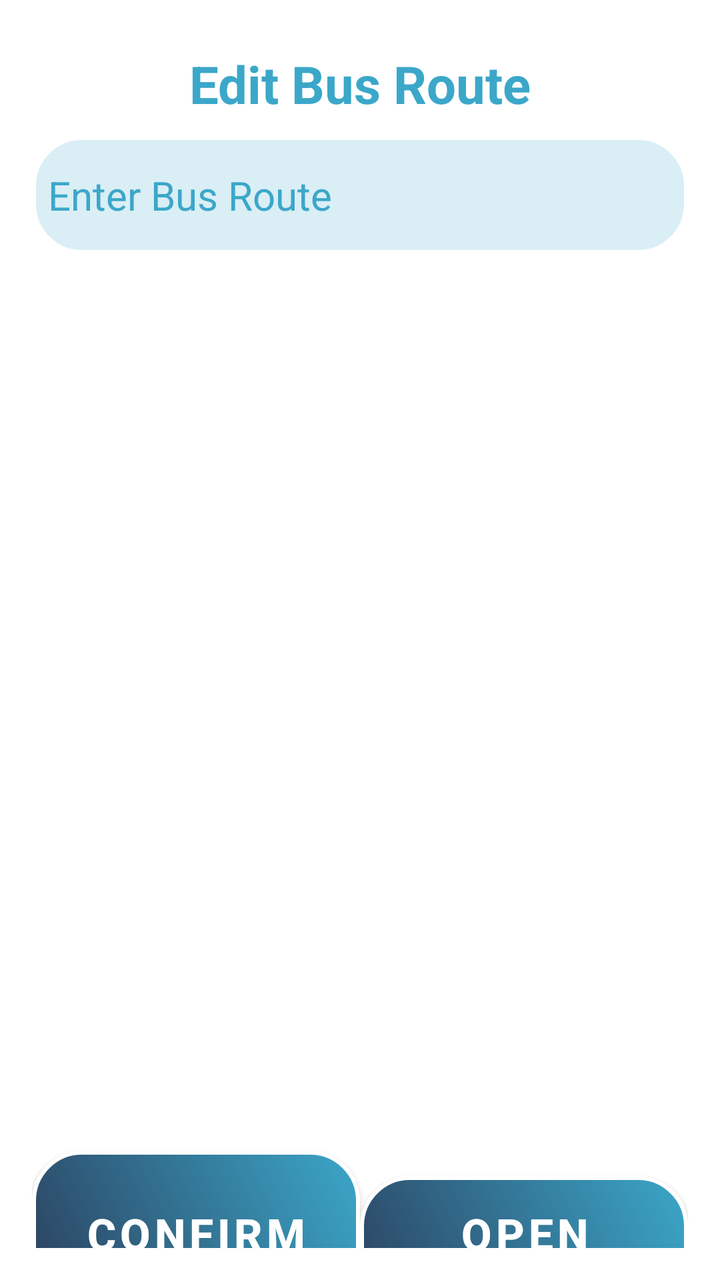
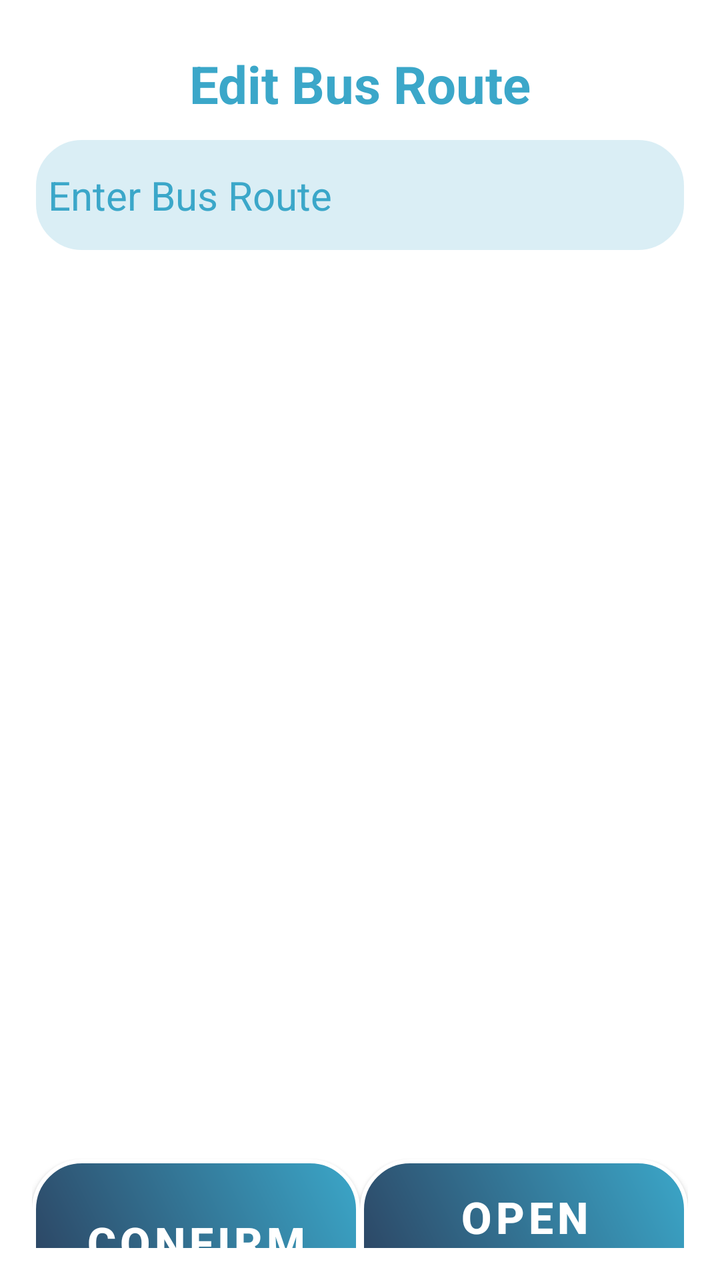

An Android layout rendered at two revisions. The XML below is the earlier revision; the diff shows what the commit changed to produce the second picture.
<!-- AndroidManifest.xml: application theme Theme.VISTA -->
<!-- res/layout/activity_edit_route.xml -->
<LinearLayout
    xmlns:android="http://schemas.android.com/apk/res/android"
    xmlns:tools="http://schemas.android.com/tools"
    xmlns:app="http://schemas.android.com/apk/res-auto"
    android:id="@+id/main"
    android:layout_width="match_parent"
    android:layout_height="match_parent"
    android:orientation="vertical"
    android:padding="16sp"
    tools:context=".FindBusEditMenuFunction.EditRouteActivity"
    android:background="@color/white">

    <TextView
        android:layout_width="match_parent"
        android:layout_height="52dp"
        android:gravity="center"
        android:text="@string/EditRouteActivity_title"
        android:textColor="#3BA7C9"
        android:textSize="26sp"
        android:textStyle="bold" />

    <EditText
        android:id="@+id/etBusRoute"
        android:layout_width="match_parent"
        android:layout_height="59dp"
        android:layout_marginBottom="10dp"
        android:background="@drawable/edittext_background"
        android:hint="@string/EditRouteActivity_input"
        android:textSize="20sp"
        android:textColor="#3BA7C9"
        android:textColorHint="#3BA7C9"/>

    <TextView
        android:layout_width="match_parent"
        android:layout_height="418dp"
        android:gravity="center"
        android:text=""
        android:textColor="#3BA7C9"
        android:textSize="26sp"
        android:textStyle="bold"
        />

    
    <LinearLayout
        android:layout_width="match_parent"
        android:layout_height="100dp"
        android:layout_marginTop="16dp"
        android:gravity="bottom"
        android:orientation="horizontal"
        android:weightSum="2">

        

        

        <com.google.android.material.button.MaterialButton
            android:id="@+id/btnEditRouteActivityConfirm"
            style="@style/SemiTransparentRoundedButton"
            android:layout_width="0dp"
            android:layout_height="83dp"
            android:layout_weight="1"
            android:text="@string/btn_Confirm"
            android:textSize="22sp"
            android:textStyle="bold"
            android:background="@drawable/btn_photo_gradient"
            app:backgroundTint="@null"
            app:backgroundTintMode="src_over"
            app:cornerRadius="0dp"
            app:strokeColor="@null"
            app:strokeWidth="0dp"/>

        <com.google.android.material.button.MaterialButton
            android:id="@+id/btnEditRouteActivityNext"
            style="@style/SemiTransparentRoundedButton"
            android:layout_width="0dp"
            android:layout_height="83dp"
            android:layout_weight="1"
            android:text="@string/EditRoute_openKeyboard"
            android:textSize="22sp"
            android:textStyle="bold"
            android:background="@drawable/btn_photo_gradient"
            app:backgroundTint="@null"
            app:backgroundTintMode="src_over"
            app:cornerRadius="0dp"
            app:strokeColor="@null"
            app:strokeWidth="0dp"/>
    </LinearLayout>
</LinearLayout>
<!-- resources referenced by this layout -->
<resources>
  <color name="white">#FFFFFF</color>
  <!-- drawable btn_photo_gradient (drawable) -->
  <?xml version="1.0" encoding="utf-8"?>
  <shape xmlns:android="http://schemas.android.com/apk/res/android"
      android:shape="rectangle">
  
      
      <gradient
          android:startColor="#2B3E5C"
          android:endColor="#3BA7C9"
          android:angle="45"
      />
  
      
      <corners android:radius="24dp" />
  
      
      <stroke
          android:width="2dp"
          android:color="#FFFFFF" />
  
  </shape>
  <!-- drawable edittext_background (drawable) -->
  <?xml version="1.0" encoding="utf-8"?>
  <shape xmlns:android="http://schemas.android.com/apk/res/android" android:shape="rectangle">
  
      
      <stroke
          android:width="2dp"
          android:color="#FFFFFF" />
  
      <corners android:radius="24dp" />
  
      <padding
          android:left="8dp"
          android:top="8dp"
          android:right="8dp"
          android:bottom="8dp" />
  
      <solid android:color="#303BA7C9" />
  
  </shape>
  <string name="EditRouteActivity_input">Enter Bus Route</string>
  <string name="EditRouteActivity_title">Edit Bus Route</string>
  <string name="EditRoute_openKeyboard">Open Keyboard</string>
  <string name="btn_Confirm">Confirm</string>
  <style name="SemiTransparentRoundedButton" parent="Widget.MaterialComponents.Button">
          <item name="android:textColor">#FFFFFF</item>
          <item name="background">@drawable/button_selector</item> 
          <item name="cornerRadius">24dp</item>
          <item name="strokeColor">#FFFFFF</item>
          <item name="strokeWidth">2dp</item>
          <item name="backgroundTint">#20FFFFFF</item> 
      </style>
  <style name="Theme.VISTA" parent="Theme.MaterialComponents.DayNight.NoActionBar">
          <item name="colorPrimary">@color/semi_transparent_white</item>
          <item name="colorPrimaryVariant">@color/semi_transparent_white</item>
          <item name="colorOnPrimary">@color/white</item>
          <item name="android:statusBarColor">#D3D3D3</item>
      </style>
  <!-- drawable button_selector (drawable) -->
  <?xml version="1.0" encoding="utf-8"?>
  <selector xmlns:android="http://schemas.android.com/apk/res/android">
      
      <item android:state_pressed="true">
          <shape android:shape="rectangle">
              <solid android:color="#20FFFFFF" /> 
              <stroke android:width="2dp" android:color="#FFFFFF" />
              <corners android:radius="24dp" />
          </shape>
      </item>
  
      
      <item android:state_selected="true">
          <shape android:shape="rectangle">
              <solid android:color="#FFFF00" /> 
              <stroke android:width="2dp" android:color="#FFFFFF" />
              <corners android:radius="24dp" />
          </shape>
      </item>
  
      
      <item>
          <shape android:shape="rectangle">
              <solid android:color="#20FFFFFF" /> 
              <stroke android:width="2dp" android:color="#FFFFFF" />
              <corners android:radius="24dp" />
          </shape>
      </item>
  </selector>
  <color name="semi_transparent_white">#80FFFFFF</color>
</resources>

<!-- the commit's change to res/layout/activity_edit_route.xml (unified diff, before → after) -->
@@ -41,24 +41,16 @@
         />
 
     
-    <LinearLayout
+    <androidx.constraintlayout.widget.ConstraintLayout
         android:layout_width="match_parent"
         android:layout_height="100dp"
-        android:layout_marginTop="16dp"
-        android:gravity="bottom"
-        android:orientation="horizontal"
-        android:weightSum="2">
-
-        
-
-        
+        android:layout_marginTop="16dp">
 
         <com.google.android.material.button.MaterialButton
             android:id="@+id/btnEditRouteActivityConfirm"
             style="@style/SemiTransparentRoundedButton"
             android:layout_width="0dp"
             android:layout_height="83dp"
-            android:layout_weight="1"
             android:text="@string/btn_Confirm"
             android:textSize="22sp"
             android:textStyle="bold"
@@ -67,22 +59,30 @@
             app:backgroundTintMode="src_over"
             app:cornerRadius="0dp"
             app:strokeColor="@null"
-            app:strokeWidth="0dp"/>
+            app:strokeWidth="0dp"
+            app:layout_constraintStart_toStartOf="parent"
+            app:layout_constraintEnd_toStartOf="@+id/btnEditRouteActivityNext"
+            app:layout_constraintTop_toTopOf="parent"
+            app:layout_constraintBottom_toBottomOf="parent"
+            app:layout_constraintHorizontal_chainStyle="spread" />
 
         <com.google.android.material.button.MaterialButton
             android:id="@+id/btnEditRouteActivityNext"
             style="@style/SemiTransparentRoundedButton"
             android:layout_width="0dp"
             android:layout_height="83dp"
-            android:layout_weight="1"
+            android:background="@drawable/btn_photo_gradient"
             android:text="@string/EditRoute_openKeyboard"
             android:textSize="22sp"
             android:textStyle="bold"
-            android:background="@drawable/btn_photo_gradient"
             app:backgroundTint="@null"
             app:backgroundTintMode="src_over"
             app:cornerRadius="0dp"
             app:strokeColor="@null"
-            app:strokeWidth="0dp"/>
-    </LinearLayout>
+            app:strokeWidth="0dp"
+            app:layout_constraintStart_toEndOf="@id/btnEditRouteActivityConfirm"
+            app:layout_constraintEnd_toEndOf="parent"
+            app:layout_constraintTop_toTopOf="parent"
+            app:layout_constraintBottom_toBottomOf="parent" />
+    </androidx.constraintlayout.widget.ConstraintLayout>
 </LinearLayout>
